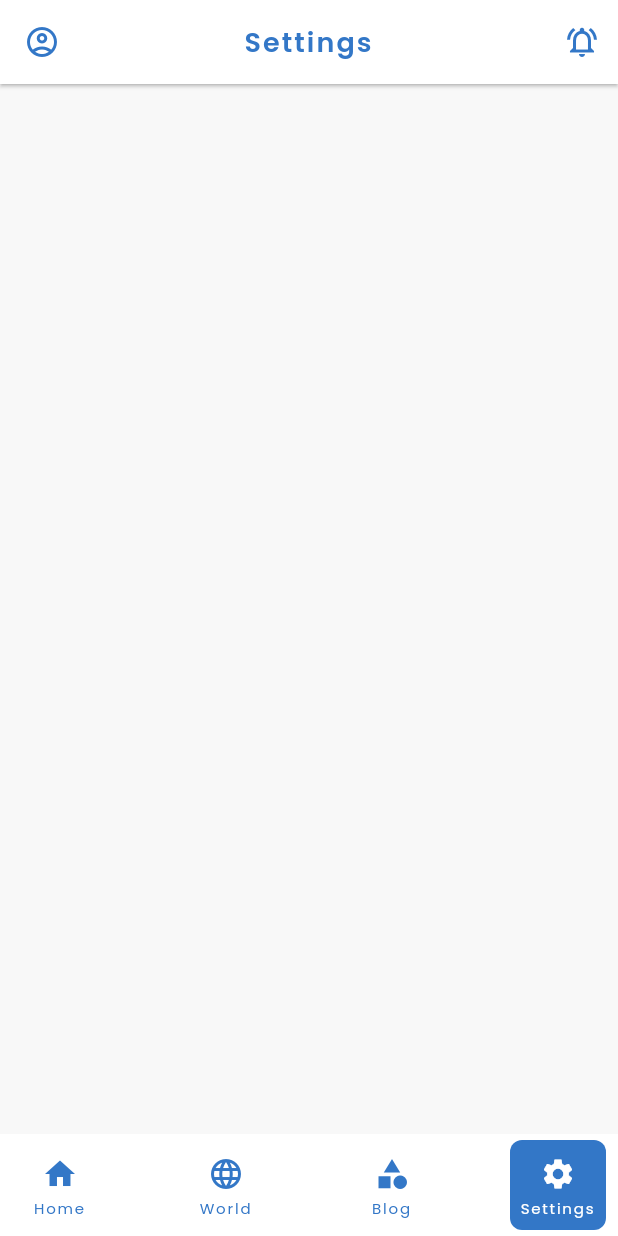
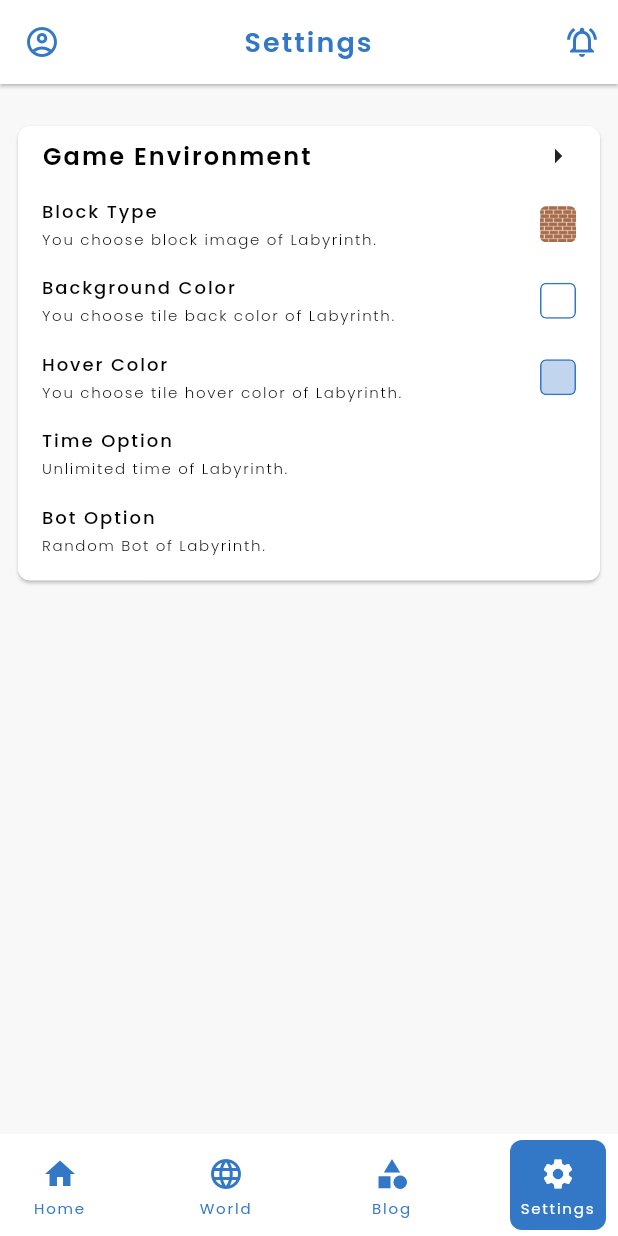
Before and after one commit to Angkhan1992/labyrinth, a Flutter app: the MainScreen screen opened directly with empty values, item 4 of the bottom bar chosen, on a phone screen of 412 x 824 dp. Run offline on Flutter 3.47's test engine with Material 2 defaults, Android fonts, the phone set to English and light mode, and no system bars; our stand-ins replace cached_network_image, flutter_svg, image_picker, line_icons, local_auth, permission_handler and 2 more; missing offline and left inert: flutter_inapp_purchase; accounts and stored records are empty; network calls fail.

Commit message:
update 02-14

```diff
--- a/lib/l10n/intl_en_US.arb
+++ b/lib/l10n/intl_en_US.arb
@@ -109,5 +109,16 @@
   "choose_image_source" : "Choose Source",
   "by_camera" : "By Camera",
   "by_gallery" : "By Gallery",
-  "complete_profile" : "Complete Profile"
+  "complete_profile" : "Complete Profile",
+  "game_env" : "Game Environment",
+  "type_block_title" : "Block Type",
+  "type_block_desc" : "You choose block image of Labyrinth.",
+  "back_color_title" : "Background Color",
+  "back_color_desc" : "You choose tile back color of Labyrinth.",
+  "hover_color_title" : "Hover Color",
+  "hover_color_desc" : "You choose tile hover color of Labyrinth.",
+  "option_time_title" : "Time Option",
+  "option_time_desc" : "Unlimited time of Labyrinth.",
+  "option_bot_title" : "Bot Option",
+  "option_bot_desc" : "Random Bot of Labyrinth."
 }
--- a/lib/models/coin_model.dart
+++ b/lib/models/coin_model.dart
@@ -1,9 +1,10 @@
 import 'package:flutter/material.dart';
+import 'package:line_icons/line_icons.dart';
+
 import 'package:labyrinth/generated/l10n.dart';
 import 'package:labyrinth/themes/colors.dart';
 import 'package:labyrinth/themes/dimens.dart';
 import 'package:labyrinth/utils/extension.dart';
-import 'package:line_icons/line_icons.dart';
 
 class CoinModel {
   String? id;
--- a/lib/providers/game_provider.dart
+++ b/lib/providers/game_provider.dart
@@ -0,0 +1,143 @@
+import 'package:flutter/material.dart';
+import 'package:labyrinth/generated/l10n.dart';
+import 'package:labyrinth/providers/shared_provider.dart';
+import 'package:labyrinth/themes/colors.dart';
+import 'package:labyrinth/themes/dimens.dart';
+import 'package:labyrinth/utils/extension.dart';
+import 'package:labyrinth/widgets/setting/setting_widget.dart';
+
+class GameProvider {
+  String title = S.current.game_env;
+  List<Map<String, dynamic>> setting = [];
+  List<List<String>> blockTypes = [
+    [
+      'assets/images/brick_01.png',
+      'assets/images/brick_02.png',
+      'assets/images/brick_03.png',
+    ],
+    [
+      'assets/images/granitic_01.png',
+      'assets/images/granitic_02.png',
+      'assets/images/granitic_03.png',
+    ],
+    [
+      'assets/images/rock_01.png',
+      'assets/images/rock_02.png',
+      'assets/images/rock_03.png',
+    ],
+    [
+      'assets/images/stone_01.png',
+      'assets/images/stone_02.png',
+      'assets/images/stone_03.png',
+    ],
+    [
+      'assets/images/wood_01.png',
+      'assets/images/wood_02.png',
+      'assets/images/wood_03.png',
+    ],
+  ];
+  List<Color> backColors = [
+    Colors.white,
+    Colors.lightBlueAccent,
+    Colors.yellowAccent,
+    Colors.lightGreenAccent,
+    Colors.orangeAccent,
+    Colors.tealAccent,
+  ];
+  List<Color> hoverColors = [
+    CustomColor.accentColor(opacity: 0.3),
+    CustomColor.secondaryColor(opacity: 0.3),
+    CustomColor.primaryColor(opacity: 0.3),
+  ];
+
+  GameProvider();
+
+  factory GameProvider.instance() {
+    return GameProvider()..init();
+  }
+
+  void init() async {
+    String tileIndex = await SharedProvider().getSettingTile();
+    int backIndex = await SharedProvider().getBackColor();
+    int hoverIndex = await SharedProvider().getHoverColor();
+    setting = [
+      {
+        'title': S.current.type_block_title,
+        'desc': S.current.type_block_desc,
+        'avatar': blockTypes[int.parse(tileIndex.split(',')[0])]
+            [int.parse(tileIndex.split(',')[1])],
+      },
+      {
+        'title': S.current.back_color_title,
+        'desc': S.current.back_color_desc,
+        'color': backColors[backIndex],
+      },
+      {
+        'title': S.current.hover_color_title,
+        'desc': S.current.hover_color_desc,
+        'color': hoverColors[hoverIndex],
+      },
+      {
+        'title': S.current.option_time_title,
+        'desc': S.current.option_time_desc,
+      },
+      {
+        'title': S.current.option_bot_title,
+        'desc': S.current.option_bot_desc,
+      },
+    ];
+  }
+
+  Widget getSettingWidget() {
+    return Card(
+      shape: RoundedRectangleBorder(
+        borderRadius: BorderRadius.circular(offsetSm),
+      ),
+      child: Padding(
+        padding: const EdgeInsets.symmetric(
+          horizontal: offsetBase,
+          vertical: offsetSm,
+        ),
+        child: Column(
+          children: [
+            Row(
+              mainAxisAlignment: MainAxisAlignment.spaceBetween,
+              children: [
+                title.semiBoldText(fontSize: fontMd),
+                const Icon(Icons.arrow_right),
+              ],
+            ),
+            const SizedBox(
+              height: offsetSm,
+            ),
+            for (var item in setting) ...{
+              SettingItem(
+                title: item['title'],
+                desc: item['desc'],
+                avatar: item['avatar'] != null
+                    ? Image.asset(
+                        item['avatar'],
+                        width: offsetXMd,
+                        height: offsetXMd,
+                      )
+                    : item['color'] != null
+                        ? Container(
+                            width: offsetXMd,
+                            height: offsetXMd,
+                            decoration: BoxDecoration(
+                              borderRadius: BorderRadius.circular(offsetXSm),
+                              border: Border.all(
+                                color: kAccentColor,
+                              ),
+                              color: item['color'],
+                            ),
+                          )
+                        : null,
+              ),
+            },
+          ],
+        ),
+      ),
+    );
+  }
+}
--- a/lib/providers/network_provider.dart
+++ b/lib/providers/network_provider.dart
@@ -51,7 +51,7 @@ class NetworkProvider {
     required String header,
     String type = 'image',
   }) async {
-    String url = kSetting + 'update_media';
+    String url = kSetting + 'upload_media';
     var request = http.MultipartRequest("POST", Uri.parse(url));
 
     request.fields['header'] = header;
--- a/lib/screens/auth/register/individual_screen.dart
+++ b/lib/screens/auth/register/individual_screen.dart
@@ -46,7 +46,6 @@ class _IndividualScreenState extends State<IndividualScreen> {
   var _currentDate = DateTime(1990, 1, 1);
 
   var _gender = '';
-  var _birth = '';
   var _country = '';
 
   @override
@@ -141,9 +140,7 @@ class _IndividualScreenState extends State<IndividualScreen> {
                           validator: (birth) {
                             return birth!.validateValue;
                           },
-                          onSaved: (birth) {
-                            _birth = birth!;
-                          },
+                          onSaved: (birth) {},
                           onTap: () => _showCalendarPicker(),
                         ),
                         const SizedBox(
--- a/lib/screens/main_screen.dart
+++ b/lib/screens/main_screen.dart
@@ -1,14 +1,18 @@
+import 'package:badges/badges.dart';
 import 'package:flutter/material.dart';
+
 import 'package:labyrinth/generated/l10n.dart';
 import 'package:labyrinth/models/user_model.dart';
+import 'package:labyrinth/providers/game_provider.dart';
+import 'package:labyrinth/providers/shared_provider.dart';
 import 'package:labyrinth/screens/blog/blog_screen.dart';
 import 'package:labyrinth/screens/home/home_screen.dart';
 import 'package:labyrinth/screens/setting/setting_screen.dart';
 import 'package:labyrinth/screens/world/world_screen.dart';
 import 'package:labyrinth/themes/colors.dart';
 import 'package:labyrinth/themes/dimens.dart';
+import 'package:labyrinth/utils/extension.dart';
 import 'package:labyrinth/widgets/appbar.dart';
-import 'package:labyrinth/utils/extension.dart';
 
 class MainScreen extends StatefulWidget {
   final UserModel userModel;
@@ -25,11 +29,14 @@ class _MainScreenState extends State<MainScreen> {
   final _event = ValueNotifier(0);
 
   UserModel? _user;
+  GameProvider? _gameProvider;
 
   @override
   void initState() {
     super.initState();
+
     _user = widget.userModel;
+    _gameProvider = GameProvider.instance();
   }
 
   @override
@@ -46,9 +53,11 @@ class _MainScreenState extends State<MainScreen> {
       ),
       SettingScreen(
         userModel: _user!,
-        update: (user) {
+        gameProvider: _gameProvider!,
+        update: (user, game) {
           setState(() {
             _user = user;
+            _gameProvider = game;
           });
         },
       ),
@@ -89,10 +98,33 @@ class _MainScreenState extends State<MainScreen> {
       children: [
         for (var i = 0; i < bottomItemImages.length; i++)
           CustomBottomNavigationItem(
-            icon: Icon(
-              bottomItemImages[i],
-              color: _event.value == i ? Colors.white : kAccentColor,
-              size: offsetXMd,
+            icon: FutureBuilder<int>(
+              future: _getBadge(i),
+              builder: (context, snapshot) {
+                if (snapshot.connectionState == ConnectionState.waiting) {
+                  return Icon(
+                    bottomItemImages[i],
+                    color: _event.value == i ? Colors.white : kAccentColor,
+                    size: offsetXMd,
+                  );
+                }
+                return snapshot.data == 0
+                    ? Icon(
+                        bottomItemImages[i],
+                        color: _event.value == i ? Colors.white : kAccentColor,
+                        size: offsetXMd,
+                      )
+                    : Badge(
+                        position: BadgePosition.topEnd(top: 10, end: 10),
+                        badgeContent: null,
+                        child: Icon(
+                          bottomItemImages[i],
+                          color:
+                              _event.value == i ? Colors.white : kAccentColor,
+                          size: offsetXMd,
+                        ),
+                      );
+              },
             ),
             label: bottomBarTitles[i].regularText(
               fontSize: fontXSm,
@@ -102,4 +134,14 @@ class _MainScreenState extends State<MainScreen> {
       ],
     );
   }
+
+  Future<int> _getBadge(int index) async {
+    if (index == 3) {
+      return await SharedProvider().getBlogUnread();
+    }
+    if (index == 4) {
+      return await SharedProvider().getNotiUnread();
+    }
+    return 0;
+  }
 }
--- a/lib/screens/setting/change_identify_screen.dart
+++ b/lib/screens/setting/change_identify_screen.dart
@@ -1,4 +1,6 @@
 import 'package:flutter/material.dart';
+import 'package:line_icons/line_icons.dart';
+
 import 'package:labyrinth/generated/l10n.dart';
 import 'package:labyrinth/models/user_model.dart';
 import 'package:labyrinth/providers/dialog_provider.dart';
@@ -8,7 +10,6 @@ import 'package:labyrinth/themes/dimens.dart';
 import 'package:labyrinth/utils/constants.dart';
 import 'package:labyrinth/utils/extension.dart';
 import 'package:labyrinth/widgets/textfield.dart';
-import 'package:line_icons/line_icons.dart';
 
 class ChangeIdentifyScreen extends StatefulWidget {
   final UserModel userModel;
--- a/lib/screens/setting/coin_screen.dart
+++ b/lib/screens/setting/coin_screen.dart
@@ -4,6 +4,8 @@ import 'dart:io';
 import 'package:flutter/foundation.dart';
 import 'package:flutter/material.dart';
 import 'package:flutter_inapp_purchase/flutter_inapp_purchase.dart';
+import 'package:line_icons/line_icons.dart';
+
 import 'package:labyrinth/generated/l10n.dart';
 import 'package:labyrinth/models/coin_model.dart';
 import 'package:labyrinth/models/user_model.dart';
@@ -15,7 +17,6 @@ import 'package:labyrinth/themes/dimens.dart';
 import 'package:labyrinth/utils/constants.dart';
 import 'package:labyrinth/utils/extension.dart';
 import 'package:labyrinth/widgets/setting/profile_widget.dart';
-import 'package:line_icons/line_icons.dart';
 
 class CoinScreen extends StatefulWidget {
   final UserModel userModel;
--- a/lib/screens/setting/setting_screen.dart
+++ b/lib/screens/setting/setting_screen.dart
@@ -1,20 +1,25 @@
 import 'package:flutter/material.dart';
+
 import 'package:labyrinth/generated/l10n.dart';
 import 'package:labyrinth/models/user_model.dart';
+import 'package:labyrinth/providers/game_provider.dart';
 import 'package:labyrinth/providers/navigator_provider.dart';
+import 'package:labyrinth/screens/setting/account_screen.dart';
 import 'package:labyrinth/screens/setting/notification_screen.dart';
-import 'package:labyrinth/screens/setting/account_screen.dart';
 import 'package:labyrinth/themes/colors.dart';
 import 'package:labyrinth/themes/dimens.dart';
 import 'package:labyrinth/utils/extension.dart';
 
 class SettingScreen extends StatefulWidget {
   final UserModel userModel;
-  final Function(UserModel)? update;
+  final GameProvider gameProvider;
+  final Function(UserModel, GameProvider)? update;
+
   const SettingScreen({
     Key? key,
     required this.userModel,
     required this.update,
+    required this.gameProvider,
   }) : super(key: key);
 
   @override
@@ -23,11 +28,13 @@ class SettingScreen extends StatefulWidget {
 
 class _SettingScreenState extends State<SettingScreen> {
   UserModel? _user;
+  GameProvider? _gameProvider;
 
   @override
   void initState() {
     super.initState();
     _user = widget.userModel;
+    _gameProvider = widget.gameProvider;
   }
 
   @override
@@ -51,6 +58,7 @@ class _SettingScreenState extends State<SettingScreen> {
                 setState(() {
                   _user = updatedUser;
                 });
+                widget.update!(_user!, _gameProvider!);
               },
             ),
           ),
@@ -69,6 +77,20 @@ class _SettingScreenState extends State<SettingScreen> {
           ),
         ],
       ),
+      body: SingleChildScrollView(
+        child: Padding(
+          padding: const EdgeInsets.symmetric(
+            horizontal: offsetSm,
+            vertical: offsetXMd,
+          ),
+          child: Column(
+            crossAxisAlignment: CrossAxisAlignment.start,
+            children: [
+              _gameProvider!.getSettingWidget(),
+            ],
+          ),
+        ),
+      ),
     );
   }
 }
--- a/lib/widgets/setting/setting_widget.dart
+++ b/lib/widgets/setting/setting_widget.dart
@@ -0,0 +1,48 @@
+import 'package:flutter/material.dart';
+import 'package:labyrinth/themes/dimens.dart';
+import 'package:labyrinth/utils/extension.dart';
+
+class SettingItem extends StatelessWidget {
+  final String title;
+  final String desc;
+  final Widget? avatar;
+
+  const SettingItem({
+    Key? key,
+    required this.title,
+    required this.desc,
+    this.avatar,
+  }) : super(key: key);
+
+  @override
+  Widget build(BuildContext context) {
+    return Padding(
+      padding: const EdgeInsets.symmetric(vertical: offsetSm),
+      child: Row(
+        children: [
+          Expanded(
+            child: Column(
+              crossAxisAlignment: CrossAxisAlignment.start,
+              children: [
+                title.mediumText(
+                  fontSize: fontSm,
+                ),
+                const SizedBox(
+                  height: 2.0,
+                ),
+                desc.thinText(
+                  fontSize: fontXSm,
+                ),
+              ],
+            ),
+          ),
+          if (avatar != null)
+            ClipRRect(
+              borderRadius: BorderRadius.circular(offsetXSm),
+              child: avatar,
+            ),
+        ],
+      ),
+    );
+  }
+}
--- a/pubspec.yaml
+++ b/pubspec.yaml
@@ -26,6 +26,7 @@ dependencies:
   qr_flutter: ^4.0.0
   flutter_inapp_purchase: any
   image_picker: any
+  badges: any
 #  encrypt: any
 
   in_app_purchase: any
```
Also changed, not shown: lib/providers/native_provider.dart (+7 -2 lines), lib/providers/shared_provider.dart (+55 -0 lines), lib/screens/setting/account_screen.dart (+12 -9 lines), lib/screens/setting/game_env_screen.dart (added, +27 -0 lines), lib/generated/intl/messages_en_US.dart, lib/generated/l10n.dart, pubspec.lock, 1 other file.
